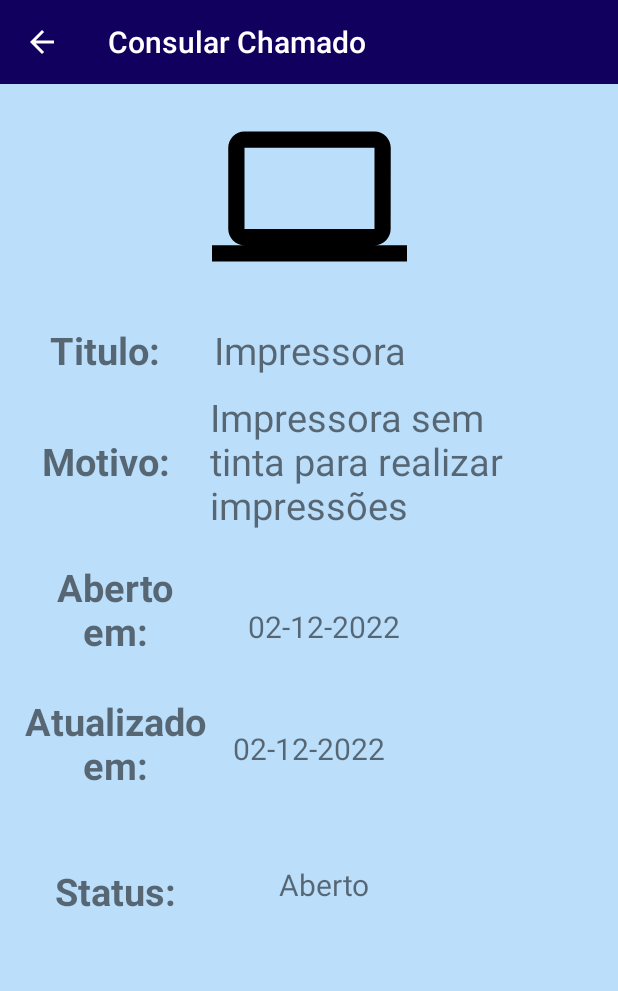
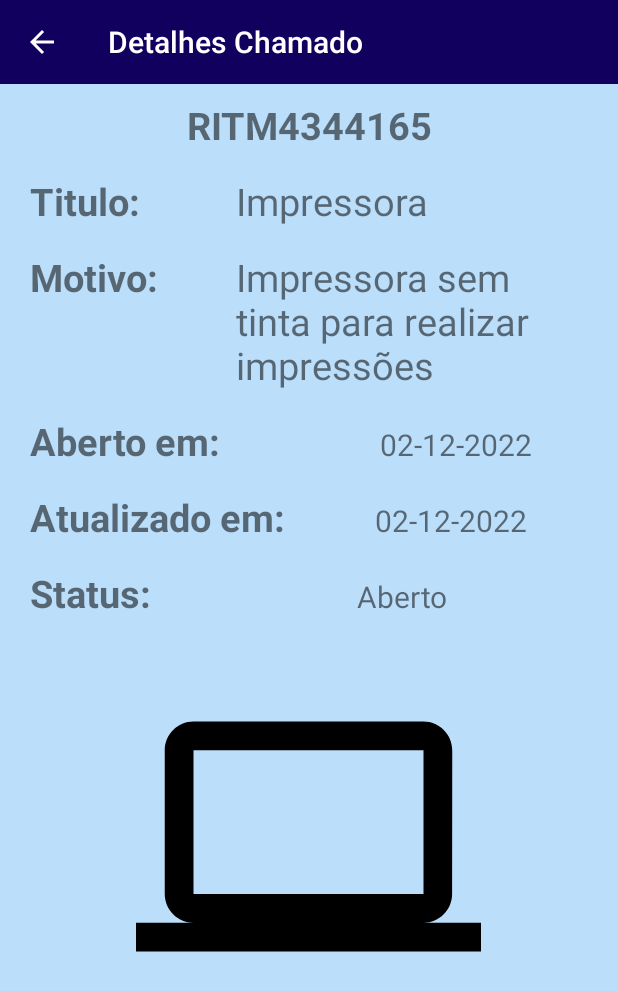
Before and after one commit to santosdiiih/app-fatec, an Android app: the DetalhesChamado screen opened directly, with no data from a screen before it, on a phone screen of 412 x 824 dp. Shown: the top 991 px of the screen. Run offline under Robolectric (Android 15) with nearby library versions, the phone set to English and light mode, and no system bars; 8 statements that could not run were skipped.

Commit message:
Atualizando o layout das telas

```diff
--- a/app/src/main/java/com/example/app_fatec/view/DetalhesChamado.kt
+++ b/app/src/main/java/com/example/app_fatec/view/DetalhesChamado.kt
@@ -33,7 +33,7 @@ class DetalhesChamado : AppCompatActivity(), View.OnClickListener {
 
     private fun insertToolbar() {
         setSupportActionBar(toolbar)
-        supportActionBar!!.title = "Consular Chamado"
+        supportActionBar!!.title = "Detalhes Chamado"
         supportActionBar!!.setDisplayHomeAsUpEnabled(true)
     }
 
--- a/app/src/main/res/layout/activity_detalhes_chamado.xml
+++ b/app/src/main/res/layout/activity_detalhes_chamado.xml
@@ -1,161 +1,189 @@
 <?xml version="1.0" encoding="utf-8"?>
-<androidx.constraintlayout.widget.ConstraintLayout
+<LinearLayout
     xmlns:android="http://schemas.android.com/apk/res/android"
     xmlns:app="http://schemas.android.com/apk/res-auto"
     xmlns:tools="http://schemas.android.com/tools"
     android:layout_width="match_parent"
     android:layout_height="match_parent"
     tools:context=".view.DetalhesChamado"
+    android:orientation="vertical"
     android:background="@color/blue_ligth_one"
     >
 
     <include layout="@layout/toolbar"></include>
 
+    <TextView
+        android:id="@+id/textNumeroChamado"
+        android:layout_width="match_parent"
+        android:layout_height="wrap_content"
+        android:text="@string/textNumeroChamado"
+        android:textAlignment="center"
+        android:textSize="25sp"
+        android:layout_marginTop="10dp"
+        android:layout_marginStart="20dp"
+        android:layout_marginEnd="20dp"
+        android:textStyle="bold"
+        />
+
+    <LinearLayout
+        android:layout_width="match_parent"
+        android:layout_height="wrap_content"
+        android:orientation="horizontal"
+        android:layout_marginTop="16dp"
+        android:layout_marginStart="20dp"
+        android:layout_marginEnd="20dp">
+
+        <TextView
+            android:layout_width="0dp"
+            android:layout_height="wrap_content"
+            android:text="Titulo:"
+            android:textSize="25sp"
+            android:id="@+id/titulo"
+            android:textStyle="bold"
+            android:layout_weight="1"
+            />
+        <TextView
+            android:id="@+id/txtTitle"
+            android:layout_width="0dp"
+            android:layout_height="wrap_content"
+            android:text="@string/txt_categoria_chamado"
+            android:textSize="25sp"
+            android:layout_marginStart="20dp"
+            android:layout_weight="2"
+            />
+    </LinearLayout>
+
+    <LinearLayout
+        android:layout_width="match_parent"
+        android:layout_height="wrap_content"
+        android:orientation="horizontal"
+        android:layout_marginTop="16dp"
+        android:layout_marginStart="20dp"
+        android:layout_marginEnd="20dp">
+
+        <TextView
+            android:layout_width="0dp"
+            android:layout_height="wrap_content"
+            android:text="Motivo:"
+            android:textSize="25sp"
+            android:layout_marginEnd="20dp"
+            android:id="@+id/motivo"
+            android:textStyle="bold"
+            android:layout_weight="1"
+            />
+
+        <TextView
+            android:id="@+id/txtMotivo"
+            android:layout_width="0dp"
+            android:layout_height="wrap_content"
+            android:text="@string/txt_motivo_chamado"
+            android:textSize="25sp"
+            android:layout_weight="2"
+            />
+
+    </LinearLayout>
+
+    <LinearLayout
+        android:layout_width="match_parent"
+        android:layout_height="wrap_content"
+        android:orientation="horizontal"
+        android:layout_marginTop="16dp"
+        android:layout_marginBottom="16dp"
+        android:layout_marginStart="20dp"
+        android:layout_marginEnd="20dp">
+
+        <TextView
+            android:id="@+id/aberto"
+            android:layout_width="0dp"
+            android:layout_height="wrap_content"
+            android:text="@string/text_aberto_em"
+            android:textSize="25sp"
+            android:textStyle="bold"
+            android:layout_weight="1"/>
+
+        <TextView
+            android:id="@+id/txtDate"
+            android:layout_width="0dp"
+            android:layout_height="wrap_content"
+            android:layout_marginStart="20dp"
+            android:text="@string/text_date"
+            android:textAlignment="center"
+            android:textSize="20sp"
+            android:layout_weight="1"
+            />
+    </LinearLayout>
+
+    <LinearLayout
+        android:layout_width="match_parent"
+        android:layout_height="wrap_content"
+        android:orientation="horizontal"
+        android:layout_marginBottom="16dp"
+        android:layout_marginStart="20dp"
+        android:layout_marginEnd="20dp">
+
+        <TextView
+            android:id="@+id/atualizado"
+            android:layout_width="wrap_content"
+            android:layout_height="wrap_content"
+            android:text="@string/txt_atualizado_em"
+            android:textAlignment="center"
+            android:textSize="25sp"
+            android:textStyle="bold"
+           />
+
+        <TextView
+            android:id="@+id/txtAtualizado"
+            android:layout_width="match_parent"
+            android:layout_height="wrap_content"
+            android:layout_marginStart="20dp"
+            android:text="@string/text_date"
+            android:textAlignment="center"
+            android:textSize="20sp" />
+
+    </LinearLayout>
+
+    <LinearLayout
+        android:layout_width="match_parent"
+        android:layout_height="wrap_content"
+        android:orientation="horizontal"
+        android:layout_marginStart="20dp"
+        android:layout_marginEnd="20dp">
+
+        <TextView
+            android:id="@+id/status"
+            android:layout_width="0dp"
+            android:layout_height="wrap_content"
+            android:text="@string/status"
+
+            android:textSize="25sp"
+            android:textStyle="bold"
+            android:layout_weight="1"
+            />
+
+        <TextView
+            android:id="@+id/txtStatus"
+            android:layout_width="0dp"
+            android:layout_height="wrap_content"
+            android:text="@string/statusChamado"
+            android:textAlignment="center"
+            android:textSize="20sp"
+            android:layout_weight="2"
+            />
+
+    </LinearLayout>
+
     <ImageView
         android:id="@+id/imageChamado"
-        android:layout_width="150dp"
-        android:layout_height="150dp"
+        android:layout_width="250dp"
+        android:layout_height="250dp"
         android:padding="10dp"
         android:src="@drawable/ic_baseline_computer_24"
         app:layout_constraintStart_toStartOf="parent"
         app:layout_constraintTop_toBottomOf="@+id/toolbar"
-       app:layout_constraintEnd_toEndOf="parent"
+        app:layout_constraintEnd_toEndOf="parent"
+        android:layout_gravity="center"
+        android:layout_marginTop="20dp"
         />
 
-    <TextView
-        android:layout_width="100dp"
-        android:layout_height="wrap_content"
-        android:text="Titulo:"
-        android:textSize="25sp"
-        android:textAlignment="center"
-        android:layout_marginTop="10dp"
-        android:layout_marginStart="20dp"
-        android:layout_marginEnd="20dp"
-        app:layout_constraintStart_toStartOf="parent"
-        app:layout_constraintTop_toBottomOf="@+id/imageChamado"
-        android:id="@+id/titulo"
-        android:textStyle="bold"
-        />
-    <TextView
-        android:id="@+id/txtTitle"
-        android:layout_width="match_parent"
-        android:layout_height="wrap_content"
-        android:text="Impressora"
-        android:textSize="25sp"
-        android:textAlignment="center"
-        android:layout_marginTop="10dp"
-        android:layout_marginStart="20dp"
-        android:layout_marginEnd="20dp"
-        app:layout_constraintStart_toEndOf="@+id/titulo"
-        app:layout_constraintTop_toBottomOf="@+id/imageChamado"/>
 
-    <TextView
-        android:layout_width="100dp"
-        android:layout_height="wrap_content"
-        android:text="Motivo:"
-        android:textSize="25sp"
-        android:textAlignment="center"
-        android:layout_marginTop="10dp"
-        android:layout_marginStart="20dp"
-        android:layout_marginEnd="20dp"
-        app:layout_constraintStart_toStartOf="parent"
-        app:layout_constraintTop_toBottomOf="@+id/titulo"
-        app:layout_constraintBottom_toBottomOf="@+id/txtMotivo"
-        android:id="@+id/motivo"
-        android:textStyle="bold"
-        />
-    <TextView
-        android:id="@+id/txtMotivo"
-        android:layout_width="250dp"
-        android:layout_height="wrap_content"
-        android:text="Impressora sem tinta para realizar impressões"
-        android:textSize="25sp"
-        android:gravity="start"
-        android:layout_marginTop="10dp"
-        android:layout_marginStart="20dp"
-        android:layout_marginEnd="20dp"
-        app:layout_constraintStart_toEndOf="@+id/titulo"
-        app:layout_constraintTop_toBottomOf="@+id/txtTitle"/>
-
-    <TextView
-        android:id="@+id/aberto"
-        android:layout_width="121dp"
-        android:layout_height="69dp"
-        android:layout_marginStart="16dp"
-        android:layout_marginTop="20dp"
-        android:text="Aberto em:"
-        android:textAlignment="center"
-        android:textSize="25sp"
-        android:textStyle="bold"
-        app:layout_constraintStart_toStartOf="parent"
-        app:layout_constraintTop_toBottomOf="@+id/txtMotivo" />
-
-    <TextView
-        android:id="@+id/txtDate"
-        android:layout_width="match_parent"
-        android:layout_height="wrap_content"
-        android:layout_marginStart="20dp"
-        android:layout_marginTop="15dp"
-        android:text="02-12-2022"
-        android:textAlignment="center"
-        android:textSize="20sp"
-        app:layout_constraintBottom_toBottomOf="@+id/aberto"
-        app:layout_constraintStart_toEndOf="@+id/txtDate"
-        app:layout_constraintTop_toBottomOf="@+id/txtMotivo"
-        app:layout_constraintVertical_bias="0.74" />
-
-    <TextView
-        android:id="@+id/atualizado"
-        android:layout_width="145dp"
-        android:layout_height="93dp"
-        android:layout_marginStart="4dp"
-        android:layout_marginTop="32dp"
-        android:text="Atualizado em:"
-        android:textAlignment="center"
-        android:textSize="25sp"
-        android:textStyle="bold"
-        app:layout_constraintStart_toStartOf="parent"
-        app:layout_constraintTop_toBottomOf="@+id/txtDate" />
-
-    <TextView
-        android:id="@+id/txtAtualizado"
-        android:layout_width="match_parent"
-        android:layout_height="wrap_content"
-        android:text="02-12-2022"
-        android:textSize="20sp"
-        android:textAlignment="center"
-        android:layout_marginTop="10dp"
-        android:layout_marginStart="20dp"
-        android:layout_marginEnd="20dp"
-        app:layout_constraintStart_toEndOf="@+id/atualizado"
-        app:layout_constraintTop_toBottomOf="@+id/txtDate"
-        app:layout_constraintBottom_toBottomOf="@+id/atualizado"/>
-
-    <TextView
-        android:id="@+id/status"
-        android:layout_width="145dp"
-        android:layout_height="40dp"
-        android:layout_marginStart="4dp"
-        android:layout_marginTop="20dp"
-        android:text="Status:"
-        android:textAlignment="center"
-        android:textSize="25sp"
-        android:textStyle="bold"
-        app:layout_constraintStart_toStartOf="parent"
-        app:layout_constraintTop_toBottomOf="@+id/atualizado" />
-
-    <TextView
-        android:id="@+id/txtStatus"
-        android:layout_width="match_parent"
-        android:layout_height="wrap_content"
-        android:layout_marginStart="20dp"
-        android:text="Aberto"
-        android:textAlignment="center"
-        android:textSize="20sp"
-        app:layout_constraintBottom_toBottomOf="@+id/status"
-        app:layout_constraintStart_toEndOf="@+id/status"
-        app:layout_constraintTop_toBottomOf="@+id/txtAtualizado"
-        app:layout_constraintVertical_bias="0.824" />
-
-
-</androidx.constraintlayout.widget.ConstraintLayout>
+</LinearLayout>
--- a/app/src/main/res/layout/layout_card_chamado.xml
+++ b/app/src/main/res/layout/layout_card_chamado.xml
@@ -4,7 +4,7 @@
     xmlns:app="http://schemas.android.com/apk/res-auto"
     xmlns:tools="http://schemas.android.com/tools"
     android:layout_width="match_parent"
-    android:layout_height="200dp"
+    android:layout_height="wrap_content"
     android:orientation="vertical"
     tools:context=".view.ScrenChamadosActivity"
     android:background="@color/blue_ligth_one"
@@ -12,46 +12,66 @@
     android:layout_marginEnd="20dp"
     android:layout_marginTop="16dp"
     app:cardCornerRadius="16dp"
+    android:layout_marginBottom="10dp"
     >
-    <androidx.constraintlayout.widget.ConstraintLayout
+    <LinearLayout
+        android:orientation="vertical"
         android:layout_width="match_parent"
         android:layout_height="match_parent"
         android:background="@color/blue_ligth"
-
         >
 
-        <ImageView
-            android:id="@+id/imageChamado"
-            android:layout_width="150dp"
-            android:layout_height="150dp"
-            android:padding="10dp"
-            android:src="@drawable/ic_baseline_computer_24"
-            app:layout_constraintTop_toTopOf="parent"
-            app:layout_constraintStart_toStartOf="parent"
-            />
+        <LinearLayout
+            android:layout_width="match_parent"
+            android:layout_height="wrap_content"
+            android:orientation="horizontal"
+            android:layout_marginStart="16dp">
+
             <TextView
                 android:id="@+id/textTitleChamado"
-            android:layout_width="200dp"
-            android:gravity="center_horizontal"
+                android:layout_width="wrap_content"
                 android:layout_height="wrap_content"
                 android:text="@string/title_card_chamado"
-            app:layout_constraintTop_toTopOf="parent"
                 android:textSize="20sp"
                 android:layout_marginTop="10dp"
                 android:textStyle="bold"
-            app:layout_constraintStart_toEndOf="@+id/imageChamado"/>
+                android:textAlignment="center"
+                android:layout_weight="1"
+                />
+
+            <TextView
+                android:id="@+id/textNumeroChamado"
+                android:layout_width="wrap_content"
+                android:gravity="center_horizontal"
+                android:layout_height="wrap_content"
+                android:text="@string/textNumeroChamado"
+                android:layout_weight="1"
+                android:textSize="20sp"
+                android:layout_marginTop="10dp"
+
+                />
+
+        </LinearLayout>
 
         <TextView
             android:id="@+id/textDescChamado"
-            android:layout_width="200dp"
+            android:layout_width="match_parent"
             android:layout_height="wrap_content"
             android:text="@string/text_desc_chamado"
-            app:layout_constraintTop_toBottomOf="@+id/textTitleChamado"
-            android:textSize="16sp"
+            android:textSize="20sp"
             android:layout_marginStart="10dp"
+            android:layout_marginEnd="10dp"
+
             android:layout_marginTop="16dp"
-            app:layout_constraintStart_toEndOf="@+id/imageChamado"
+
             />
+
+        <LinearLayout
+            android:layout_width="match_parent"
+            android:layout_height="wrap_content"
+            android:orientation="horizontal"
+            android:layout_marginStart="10dp"
+            android:layout_marginEnd="10dp">
 
             <TextView
                 android:id="@+id/textPrioridadeChamado"
@@ -61,20 +81,27 @@
                 app:layout_constraintTop_toBottomOf="@+id/imageChamado"
                 android:textSize="18sp"
                 android:textStyle="bold"
-            app:layout_constraintStart_toStartOf="parent"
-            android:layout_marginStart="10dp"
-            android:layout_marginTop="5dp"
+
+
+
                 />
             <TextView
                 android:id="@+id/textPrioridade"
                 android:layout_width="wrap_content"
                 android:layout_height="wrap_content"
                 android:text="@string/prioridade"
-            app:layout_constraintTop_toBottomOf="@+id/imageChamado"
                 android:textSize="18sp"
-            app:layout_constraintStart_toEndOf="@+id/textPrioridadeChamado"
                 android:layout_marginStart="10dp"
-            android:layout_marginTop="5dp"
+
+                />
+
+        </LinearLayout>
+        <ImageView
+            android:id="@+id/imageChamado"
+            android:layout_width="150dp"
+            android:layout_height="150dp"
+            android:src="@drawable/ic_baseline_computer_24"
+            android:layout_gravity="center"
             />
         <Button
             android:id="@+id/textDetalhes"
@@ -82,15 +109,12 @@
             android:layout_height="50dp"
             style="@android:style/Widget.Material.Button.Borderless"
             android:text="@string/textDetalhes"
-            app:layout_constraintTop_toBottomOf="@+id/imageChamado"
             android:textSize="18sp"
-            app:layout_constraintEnd_toEndOf="parent"
+            android:layout_marginStart="10dp"
+            android:layout_marginEnd="10dp"
             android:textColor="@android:color/black"
-            android:layout_marginEnd="16dp"
-            android:layout_marginStart="10dp"
-            android:layout_marginTop="5dp"
             android:layout_marginBottom="10dp"
             />
-    </androidx.constraintlayout.widget.ConstraintLayout>
+    </LinearLayout>
 
 </androidx.cardview.widget.CardView>
--- a/app/src/main/res/values/strings.xml
+++ b/app/src/main/res/values/strings.xml
@@ -10,8 +10,8 @@
     <string name="login">Login</string>
     <string name="cadastro">Cadastre-se</string>
     <string name="title_card_chamado">Instalação</string>
-    <string name="text_desc_chamado">Preciso da instalção da VPN em meu notebook</string>
-    <string name="prioridade">media</string>
+    <string name="text_desc_chamado">Preciso da Instalção da VPN em meu Notebook</string>
+    <string name="prioridade">Média</string>
     <string name="textDetalhes">Detalhes</string>
     <string name="title_activity_new_chamados">NewChamadosActivity</string>
     <string name="text_name">Nome Completo</string>
@@ -21,28 +21,36 @@
     <string name="title_activity_new_chamado">NewChamadoActivity</string>
     <string name="textCadastro">CADASTRE-SE</string>
     <string name="first_name">Digite seu nome</string>
-    <string name="last_name">Digite seu ultimo nome</string>
+    <string name="last_name">Digite seu Último Nome</string>
     <string name="nascimento">Data Nascimento: ano / mes / dia</string>
     <string name="resgistro">Registrar - se</string>
-    <string name="text_senha">Digite sua senha</string>
-    <string name="txtEmail">Digite seu email</string>
+    <string name="text_senha">Digite sua Senha</string>
+    <string name="txtEmail">Digite seu E-mail</string>
     <string name="text_top_new_chamado">Descreva a sua \n Solicitação</string>
     <string name="text_title_chamado">Titulo da Solicitação</string>
-    <string name="text_motivo_chamado">Descreva a sua solicitação</string>
+    <string name="text_motivo_chamado">Descreva a sua Solicitação</string>
     <string name="text_categoria">CATETORIA:</string>
     <string name="textPrioridadeChamado">Prioridade:</string>
+    <string name="textNumeroChamado">RITM4344165</string>
     <string name="cancelar">Cancelar</string>
     <string name="salvar">Salvar</string>
     <string name="scren_new_chamado">Novo Chamado</string>
 
     <!-- DIALOG  -->
     <string name="dialog_title_newUser">Cancelar Cadastro</string>
-    <string name="dialog_newUser">Você tem certeza que deseja cancelar o cadastro ?\n\n</string>
+    <string name="dialog_newUser">Você tem Certeza que Deseja Cancelar o Cadastro ?\n\n</string>
     <string name="dialog_button_yes">SIM</string>
     <string name="dialog_button_not">NÃO</string>
     <string name="gestor">Gestor</string>
     <string name="funcao">Função</string>
     <string name="contato">Nº Celular</string>
+    <string name="statusChamado">Aberto</string>
+    <string name="status">Status:</string>
+    <string name="txt_atualizado_em">Atualizado em:</string>
+    <string name="text_date">02-12-2022</string>
+    <string name="text_aberto_em">Aberto em:</string>
+    <string name="txt_motivo_chamado">Impressora sem tinta para realizar impressões</string>
+    <string name="txt_categoria_chamado">Impressora</string>
 
     <!-- SPINNERS -->
     <string-array name="categorias">
```
Lines whose indentation alone changed are shown as unchanged.
